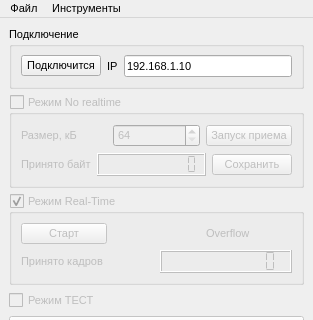
Before: the Qt Designer form mainwindow.ui in reffum/digitizer_pc, drawn with Qt 5; both pictures show x 0 to 313 and y 0 to 320 of the 313 by 697 pixel window.
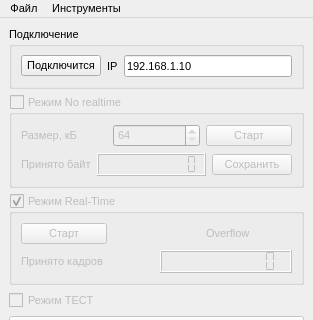
After: the same form once the commit is applied. Icons and pictures are not drawn. Custom widgets are drawn as their Qt base class.

Commit message: Make no realtime start button checkable. User can stop no realtime receive.

What changed in the file:
```diff
--- a/mainwindow.ui
+++ b/mainwindow.ui
@@ -122,7 +122,10 @@
             <bool>false</bool>
            </property>
            <property name="text">
-            <string>Запуск приема</string>
+            <string>Старт</string>
+           </property>
+           <property name="checkable">
+            <bool>true</bool>
            </property>
           </widget>
          </item>
```
The commit also changes 1 other file.
